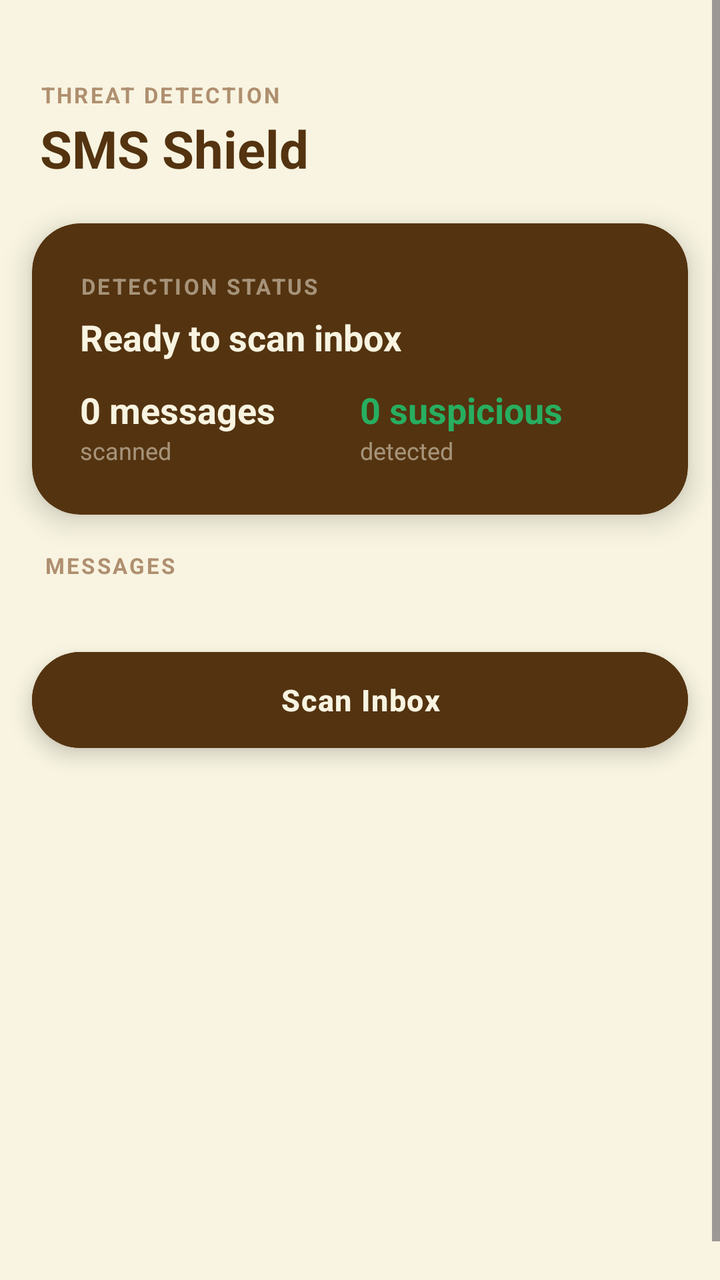
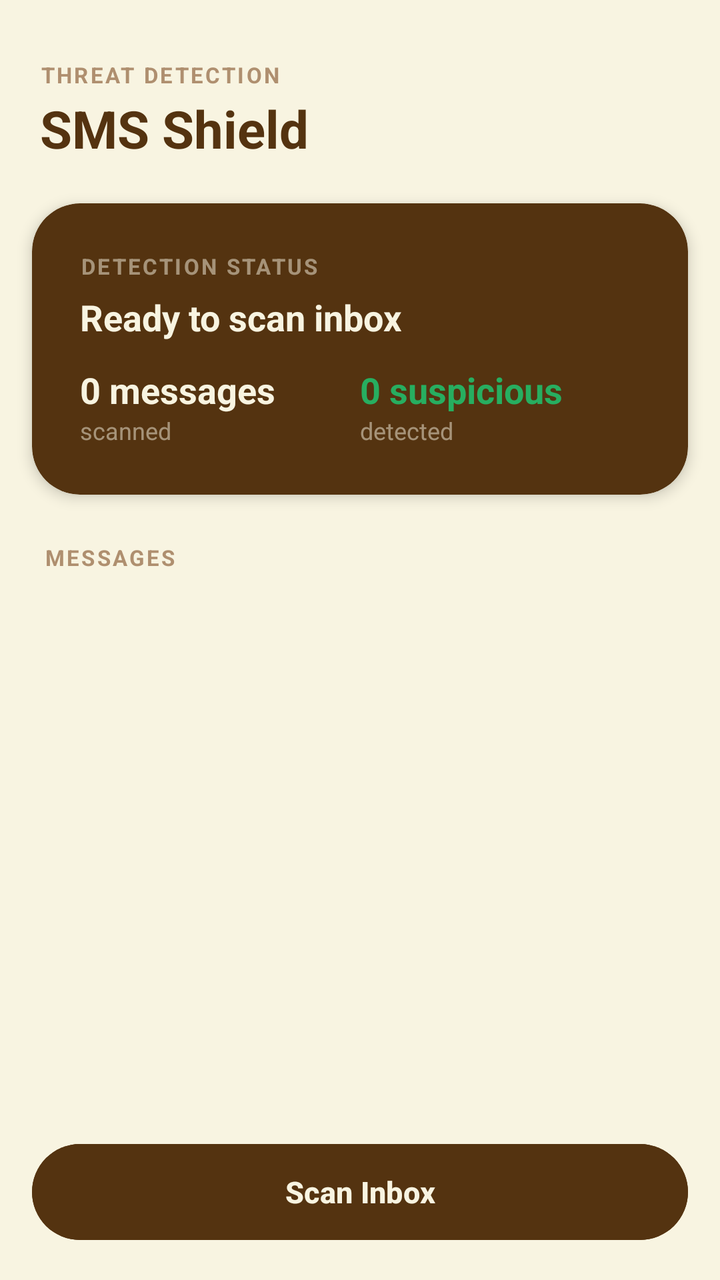

An Android layout rendered at two revisions. The XML below is the earlier revision; the diff shows what the commit changed to produce the second picture.
<!-- AndroidManifest.xml: application theme Theme.VIGIL -->
<!-- res/layout/fragment_sms.xml -->
<?xml version="1.0" encoding="utf-8"?>
<ScrollView xmlns:android="http://schemas.android.com/apk/res/android"
    xmlns:app="http://schemas.android.com/apk/res-auto"
    android:layout_width="match_parent"
    android:layout_height="match_parent"
    android:fillViewport="true"
    android:background="@color/bg_primary">

    <LinearLayout
        android:layout_width="match_parent"
        android:layout_height="wrap_content"
        android:orientation="vertical"
        android:layout_marginTop="20dp">

        
        <LinearLayout
            android:layout_width="match_parent"
            android:layout_height="wrap_content"
            android:orientation="horizontal"
            android:padding="20dp"
            android:gravity="center_vertical">

            <LinearLayout
                android:layout_width="0dp"
                android:layout_height="wrap_content"
                android:layout_weight="1"
                android:orientation="vertical">

                <TextView
                    android:layout_width="wrap_content"
                    android:layout_height="wrap_content"
                    android:text="THREAT DETECTION"
                    android:textColor="@color/accent_gold"
                    android:textSize="11sp"
                    android:letterSpacing="0.1"
                    android:textStyle="bold"/>

                <TextView
                    android:layout_width="wrap_content"
                    android:layout_height="wrap_content"
                    android:text="SMS Shield"
                    android:textColor="@color/text_dark"
                    android:textSize="26sp"
                    android:textStyle="bold"
                    android:layout_marginTop="2dp"/>

            </LinearLayout>

        </LinearLayout>

        
        <androidx.cardview.widget.CardView
            android:layout_width="match_parent"
            android:layout_height="wrap_content"
            android:layout_marginStart="16dp"
            android:layout_marginEnd="16dp"
            app:cardBackgroundColor="@color/card_dark"
            app:cardCornerRadius="24dp"
            app:cardElevation="8dp">

            <LinearLayout
                android:layout_width="match_parent"
                android:layout_height="wrap_content"
                android:orientation="vertical"
                android:padding="24dp">

                <TextView
                    android:layout_width="wrap_content"
                    android:layout_height="wrap_content"
                    android:text="DETECTION STATUS"
                    android:textColor="#80F8F4E1"
                    android:textSize="11sp"
                    android:letterSpacing="0.1"
                    android:textStyle="bold"/>

                
                <TextView
                    android:id="@+id/tv_sms_scan_status"
                    android:layout_width="wrap_content"
                    android:layout_height="wrap_content"
                    android:text="Ready to scan inbox"
                    android:textColor="@color/text_light"
                    android:textSize="18sp"
                    android:textStyle="bold"
                    android:layout_marginTop="6dp"
                    android:layout_marginBottom="12dp"/>

                
                <LinearLayout
                    android:layout_width="match_parent"
                    android:layout_height="wrap_content"
                    android:orientation="horizontal">

                    <LinearLayout
                        android:layout_width="0dp"
                        android:layout_height="wrap_content"
                        android:layout_weight="1"
                        android:orientation="vertical">

                        
                        <TextView
                            android:id="@+id/tv_sms_total_count"
                            android:layout_width="wrap_content"
                            android:layout_height="wrap_content"
                            android:text="0 messages"
                            android:textColor="@color/text_light"
                            android:textSize="18sp"
                            android:textStyle="bold"/>

                        <TextView
                            android:layout_width="wrap_content"
                            android:layout_height="wrap_content"
                            android:text="scanned"
                            android:textColor="#80F8F4E1"
                            android:textSize="12sp"/>

                    </LinearLayout>

                    <LinearLayout
                        android:layout_width="0dp"
                        android:layout_height="wrap_content"
                        android:layout_weight="1"
                        android:orientation="vertical">

                        
                        <TextView
                            android:id="@+id/tv_sms_phishing_count"
                            android:layout_width="wrap_content"
                            android:layout_height="wrap_content"
                            android:text="0 suspicious"
                            android:textColor="@color/safe_green"
                            android:textSize="18sp"
                            android:textStyle="bold"/>

                        <TextView
                            android:layout_width="wrap_content"
                            android:layout_height="wrap_content"
                            android:text="detected"
                            android:textColor="#80F8F4E1"
                            android:textSize="12sp"/>

                    </LinearLayout>

                </LinearLayout>

            </LinearLayout>

        </androidx.cardview.widget.CardView>

        
        
        <ProgressBar
            android:id="@+id/progress_sms_scan"
            style="?android:attr/progressBarStyleHorizontal"
            android:layout_width="match_parent"
            android:layout_height="6dp"
            android:layout_marginStart="16dp"
            android:layout_marginEnd="16dp"
            android:layout_marginTop="10dp"
            android:indeterminate="true"
            android:progressTint="@color/accent_gold"
            android:visibility="gone"/>
        

        
        <TextView
            android:layout_width="wrap_content"
            android:layout_height="wrap_content"
            android:layout_marginStart="22dp"
            android:layout_marginTop="18dp"
            android:layout_marginBottom="8dp"
            android:text="MESSAGES"
            android:textColor="@color/accent_gold"
            android:textSize="11sp"
            android:letterSpacing="0.1"
            android:textStyle="bold"/>

        
        <androidx.recyclerview.widget.RecyclerView
            android:id="@+id/recycler_sms"
            android:layout_width="match_parent"
            android:layout_height="wrap_content"
            android:layout_marginStart="16dp"
            android:layout_marginEnd="16dp"
            android:nestedScrollingEnabled="false"
            android:clipToPadding="false"
            android:paddingBottom="8dp"/>

        
        <Button
            android:id="@+id/btn_scan_inbox"
            android:layout_width="match_parent"
            android:layout_height="56dp"
            android:layout_marginStart="16dp"
            android:layout_marginEnd="16dp"
            android:layout_marginTop="16dp"
            android:layout_marginBottom="24dp"
            android:text="Scan Inbox"
            android:textColor="@color/text_light"
            android:textSize="15sp"
            android:textStyle="bold"
            android:letterSpacing="0.04"
            android:backgroundTint="@color/card_dark"
            android:stateListAnimator="@null"
            android:elevation="6dp"/>

    </LinearLayout>
</ScrollView>
<!-- resources referenced by this layout -->
<resources>
  <color name="accent_gold">#AF8F6F</color>
  <color name="bg_primary">#F8F4E1</color>
  <color name="card_dark">#543310</color>
  <color name="safe_green">#27AE60</color>
  <color name="text_dark">#543310</color>
  <color name="text_light">#F8F4E1</color>
  <style name="Theme.VIGIL" parent="Base.Theme.VIGIL" />
  <style name="Base.Theme.VIGIL" parent="Theme.Material3.DayNight.NoActionBar">
          
          <item name="android:windowBackground">@color/bg_primary</item>
          <item name="colorPrimary">@color/card_dark</item>
          <item name="colorOnPrimary">@color/white</item>
          <item name="colorSecondary">@color/accent_gold</item>
          <item name="colorOnSecondary">@color/card_dark</item>
          <item name="android:statusBarColor">@color/bg_primary</item>
          <item name="android:windowLightStatusBar">true</item>
  
          
          <item name="bottomNavigationStyle">@style/Widget.App.BottomNavigationView</item>
      </style>
  <color name="white">#FFFFFFFF</color>
  <style name="Widget.App.BottomNavigationView" parent="Widget.Material3.BottomNavigationView">
          <item name="backgroundTint">@color/bg_primary</item>
          <item name="itemIconTint">@color/color_nav_item</item>
          <item name="itemTextColor">@color/color_nav_item</item>
          <item name="itemActiveIndicatorStyle">@style/App.ActiveIndicator</item>
      </style>
  <style name="App.ActiveIndicator" parent="Widget.Material3.BottomNavigationView.ActiveIndicator">
          <item name="android:color">@color/nav_active_indicator</item>
      </style>
  <color name="nav_active_indicator">#543310</color>
</resources>

<!-- the commit's change to res/layout/fragment_sms.xml (unified diff, before → after) -->
@@ -1,30 +1,33 @@
 <?xml version="1.0" encoding="utf-8"?>
-<ScrollView xmlns:android="http://schemas.android.com/apk/res/android"
+<androidx.constraintlayout.widget.ConstraintLayout
+    xmlns:android="http://schemas.android.com/apk/res/android"
     xmlns:app="http://schemas.android.com/apk/res-auto"
     android:layout_width="match_parent"
     android:layout_height="match_parent"
-    android:fillViewport="true"
     android:background="@color/bg_primary">
 
-    <LinearLayout
+    
+    <androidx.core.widget.NestedScrollView
+        android:id="@+id/nested_scroll_sms"
         android:layout_width="match_parent"
-        android:layout_height="wrap_content"
-        android:orientation="vertical"
-        android:layout_marginTop="20dp">
+        android:layout_height="0dp"
+        android:fillViewport="true"
+        app:layout_constraintTop_toTopOf="parent"
+        app:layout_constraintBottom_toTopOf="@id/btn_scan_inbox">
 
-        
         <LinearLayout
             android:layout_width="match_parent"
             android:layout_height="wrap_content"
-            android:orientation="horizontal"
-            android:padding="20dp"
-            android:gravity="center_vertical">
+            android:orientation="vertical"
+            android:paddingBottom="24dp">
 
+            
             <LinearLayout
-                android:layout_width="0dp"
+                android:layout_width="match_parent"
                 android:layout_height="wrap_content"
-                android:layout_weight="1"
-                android:orientation="vertical">
+                android:orientation="vertical"
+                android:padding="20dp"
+                android:layout_marginTop="10dp">
 
                 <TextView
                     android:layout_width="wrap_content"
@@ -43,166 +46,142 @@
                     android:textSize="26sp"
                     android:textStyle="bold"
                     android:layout_marginTop="2dp"/>
-
             </LinearLayout>
 
-        </LinearLayout>
-
-        
-        <androidx.cardview.widget.CardView
-            android:layout_width="match_parent"
-            android:layout_height="wrap_content"
-            android:layout_marginStart="16dp"
-            android:layout_marginEnd="16dp"
-            app:cardBackgroundColor="@color/card_dark"
-            app:cardCornerRadius="24dp"
-            app:cardElevation="8dp">
-
-            <LinearLayout
+            
+            <androidx.cardview.widget.CardView
                 android:layout_width="match_parent"
                 android:layout_height="wrap_content"
-                android:orientation="vertical"
-                android:padding="24dp">
+                android:layout_marginStart="16dp"
+                android:layout_marginEnd="16dp"
+                app:cardBackgroundColor="@color/card_dark"
+                app:cardCornerRadius="24dp"
+                app:cardElevation="4dp">
 
-                <TextView
-                    android:layout_width="wrap_content"
-                    android:layout_height="wrap_content"
-                    android:text="DETECTION STATUS"
-                    android:textColor="#80F8F4E1"
-                    android:textSize="11sp"
-                    android:letterSpacing="0.1"
-                    android:textStyle="bold"/>
-
-                
-                <TextView
-                    android:id="@+id/tv_sms_scan_status"
-                    android:layout_width="wrap_content"
-                    android:layout_height="wrap_content"
-                    android:text="Ready to scan inbox"
-                    android:textColor="@color/text_light"
-                    android:textSize="18sp"
-                    android:textStyle="bold"
-                    android:layout_marginTop="6dp"
-                    android:layout_marginBottom="12dp"/>
-
-                
                 <LinearLayout
                     android:layout_width="match_parent"
                     android:layout_height="wrap_content"
-                    android:orientation="horizontal">
+                    android:orientation="vertical"
+                    android:padding="24dp">
+
+                    <TextView
+                        android:layout_width="wrap_content"
+                        android:layout_height="wrap_content"
+                        android:text="DETECTION STATUS"
+                        android:textColor="#80F8F4E1"
+                        android:textSize="11sp"
+                        android:letterSpacing="0.1"
+                        android:textStyle="bold"/>
+
+                    <TextView
+                        android:id="@+id/tv_sms_scan_status"
+                        android:layout_width="wrap_content"
+                        android:layout_height="wrap_content"
+                        android:text="Ready to scan inbox"
+                        android:textColor="@color/text_light"
+                        android:textSize="18sp"
+                        android:textStyle="bold"
+                        android:layout_marginTop="6dp"
+                        android:layout_marginBottom="12dp"/>
 
                     <LinearLayout
-                        android:layout_width="0dp"
+                        android:layout_width="match_parent"
                         android:layout_height="wrap_content"
-                        android:layout_weight="1"
-                        android:orientation="vertical">
+                        android:orientation="horizontal">
 
-                        
-                        <TextView
-                            android:id="@+id/tv_sms_total_count"
-                            android:layout_width="wrap_content"
+                        <LinearLayout
+                            android:layout_width="0dp"
                             android:layout_height="wrap_content"
-                            android:text="0 messages"
-                            android:textColor="@color/text_light"
-                            android:textSize="18sp"
-                            android:textStyle="bold"/>
+                            android:layout_weight="1"
+                            android:orientation="vertical">
+                            <TextView
+                                android:id="@+id/tv_sms_total_count"
+                                android:layout_width="wrap_content"
+                                android:layout_height="wrap_content"
+                                android:text="0 messages"
+                                android:textColor="@color/text_light"
+                                android:textSize="18sp"
+                                android:textStyle="bold"/>
+                            <TextView
+                                android:layout_width="wrap_content"
+                                android:layout_height="wrap_content"
+                                android:text="scanned"
+                                android:textColor="#80F8F4E1"
+                                android:textSize="12sp"/>
+                        </LinearLayout>
 
-                        <TextView
-                            android:layout_width="wrap_content"
+                        <LinearLayout
+                            android:layout_width="0dp"
                             android:layout_height="wrap_content"
-                            android:text="scanned"
-                            android:textColor="#80F8F4E1"
-                            android:textSize="12sp"/>
+                            android:layout_weight="1"
+                            android:orientation="vertical">
+                            <TextView
+                                android:id="@+id/tv_sms_phishing_count"
+                                android:layout_width="wrap_content"
+                                android:layout_height="wrap_content"
+                                android:text="0 suspicious"
+                                android:textColor="@color/safe_green"
+                                android:textSize="18sp"
+                                android:textStyle="bold"/>
+                            <TextView
+                                android:layout_width="wrap_content"
+                                android:layout_height="wrap_content"
+                                android:text="detected"
+                                android:textColor="#80F8F4E1"
+                                android:textSize="12sp"/>
+                        </LinearLayout>
+                    </LinearLayout>
+                </LinearLayout>
+            </androidx.cardview.widget.CardView>
 
-                    </LinearLayout>
+            <ProgressBar
+                android:id="@+id/progress_sms_scan"
+                style="?android:attr/progressBarStyleHorizontal"
+                android:layout_width="match_parent"
+                android:layout_height="6dp"
+                android:layout_marginStart="24dp"
+                android:layout_marginEnd="24dp"
+                android:layout_marginTop="12dp"
+                android:indeterminate="true"
+                android:progressTint="@color/accent_gold"
+                android:visibility="gone"/>
 
-                    <LinearLayout
-                        android:layout_width="0dp"
-                        android:layout_height="wrap_content"
-                        android:layout_weight="1"
-                        android:orientation="vertical">
+            <TextView
+                android:layout_width="wrap_content"
+                android:layout_height="wrap_content"
+                android:layout_marginStart="22dp"
+                android:layout_marginTop="24dp"
+                android:layout_marginBottom="8dp"
+                android:text="MESSAGES"
+                android:textColor="@color/accent_gold"
+                android:textSize="11sp"
+                android:letterSpacing="0.1"
+                android:textStyle="bold"/>
 
-                        
-                        <TextView
-                            android:id="@+id/tv_sms_phishing_count"
-                            android:layout_width="wrap_content"
-                            android:layout_height="wrap_content"
-                            android:text="0 suspicious"
-                            android:textColor="@color/safe_green"
-                            android:textSize="18sp"
-                            android:textStyle="bold"/>
+            <androidx.recyclerview.widget.RecyclerView
+                android:id="@+id/recycler_sms"
+                android:layout_width="match_parent"
+                android:layout_height="wrap_content"
+                android:layout_marginStart="16dp"
+                android:layout_marginEnd="16dp"
+                android:nestedScrollingEnabled="false"
+                android:clipToPadding="false"/>
 
-                        <TextView
-                            android:layout_width="wrap_content"
-                            android:layout_height="wrap_content"
-                            android:text="detected"
-                            android:textColor="#80F8F4E1"
-                            android:textSize="12sp"/>
+        </LinearLayout>
+    </androidx.core.widget.NestedScrollView>
 
-                    </LinearLayout>
+    
+    <Button
+        android:id="@+id/btn_scan_inbox"
+        android:layout_width="match_parent"
+        android:layout_height="56dp"
+        android:layout_margin="16dp"
+        android:text="Scan Inbox"
+        android:textColor="@color/text_light"
+        android:textSize="15sp"
+        android:textStyle="bold"
+        android:backgroundTint="@color/card_dark"
+        app:layout_constraintBottom_toBottomOf="parent"
+        android:elevation="6dp"/>
 
-                </LinearLayout>
-
-            </LinearLayout>
-
-        </androidx.cardview.widget.CardView>
-
-        
-        
-        <ProgressBar
-            android:id="@+id/progress_sms_scan"
-            style="?android:attr/progressBarStyleHorizontal"
-            android:layout_width="match_parent"
-            android:layout_height="6dp"
-            android:layout_marginStart="16dp"
-            android:layout_marginEnd="16dp"
-            android:layout_marginTop="10dp"
-            android:indeterminate="true"
-            android:progressTint="@color/accent_gold"
-            android:visibility="gone"/>
-        
-
-        
-        <TextView
-            android:layout_width="wrap_content"
-            android:layout_height="wrap_content"
-            android:layout_marginStart="22dp"
-            android:layout_marginTop="18dp"
-            android:layout_marginBottom="8dp"
-            android:text="MESSAGES"
-            android:textColor="@color/accent_gold"
-            android:textSize="11sp"
-            android:letterSpacing="0.1"
-            android:textStyle="bold"/>
-
-        
-        <androidx.recyclerview.widget.RecyclerView
-            android:id="@+id/recycler_sms"
-            android:layout_width="match_parent"
-            android:layout_height="wrap_content"
-            android:layout_marginStart="16dp"
-            android:layout_marginEnd="16dp"
-            android:nestedScrollingEnabled="false"
-            android:clipToPadding="false"
-            android:paddingBottom="8dp"/>
-
-        
-        <Button
-            android:id="@+id/btn_scan_inbox"
-            android:layout_width="match_parent"
-            android:layout_height="56dp"
-            android:layout_marginStart="16dp"
-            android:layout_marginEnd="16dp"
-            android:layout_marginTop="16dp"
-            android:layout_marginBottom="24dp"
-            android:text="Scan Inbox"
-            android:textColor="@color/text_light"
-            android:textSize="15sp"
-            android:textStyle="bold"
-            android:letterSpacing="0.04"
-            android:backgroundTint="@color/card_dark"
-            android:stateListAnimator="@null"
-            android:elevation="6dp"/>
-
-    </LinearLayout>
-</ScrollView>
+</androidx.constraintlayout.widget.ConstraintLayout>
